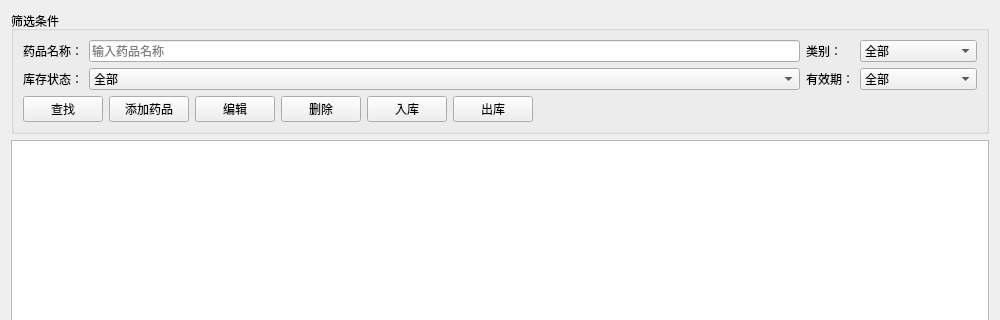
Above: medicineview.ui from jiaminxu-design/qt-medical_system before the change; both pictures show x 0 to 1000 and y 0 to 320 of the 1000 by 650 pixel window. Below: the same form after it.
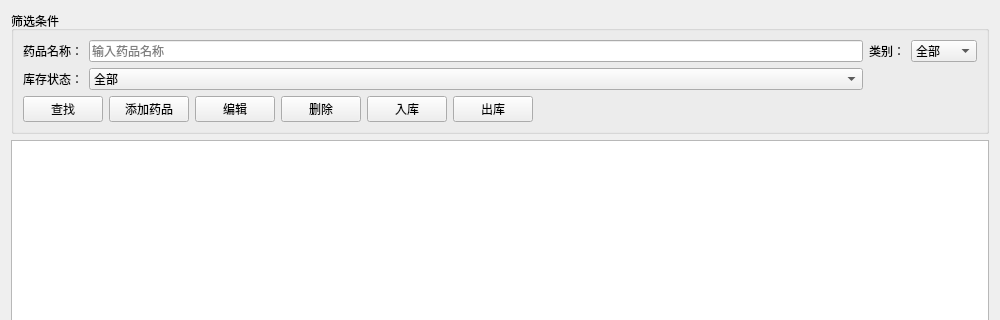
That is the form after the change.

What changed in the file:
```diff
--- a/medicineview.ui
+++ b/medicineview.ui
@@ -91,32 +91,6 @@
         </item>
        </widget>
       </item>
-      <item row="1" column="2">
-       <widget class="QLabel" name="label">
-        <property name="text">
-         <string>有效期：</string>
-        </property>
-       </widget>
-      </item>
-      <item row="1" column="3">
-       <widget class="QComboBox" name="comboExpiry">
-        <item>
-         <property name="text">
-          <string>全部</string>
-         </property>
-        </item>
-        <item>
-         <property name="text">
-          <string>近效期(3个月内)</string>
-         </property>
-        </item>
-        <item>
-         <property name="text">
-          <string>已过期</string>
-         </property>
-        </item>
-       </widget>
-      </item>
       <item row="2" column="0" colspan="4">
        <layout class="QHBoxLayout" name="horizontalLayout">
         <item>
```
